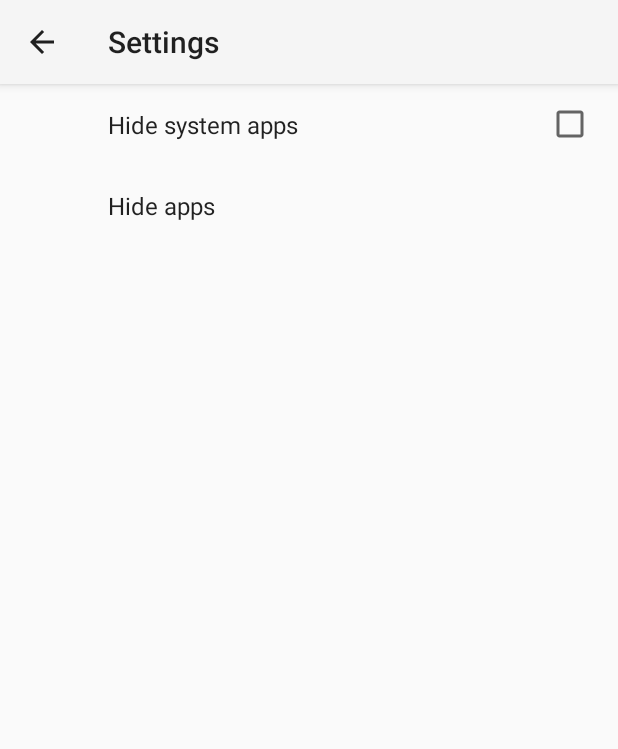
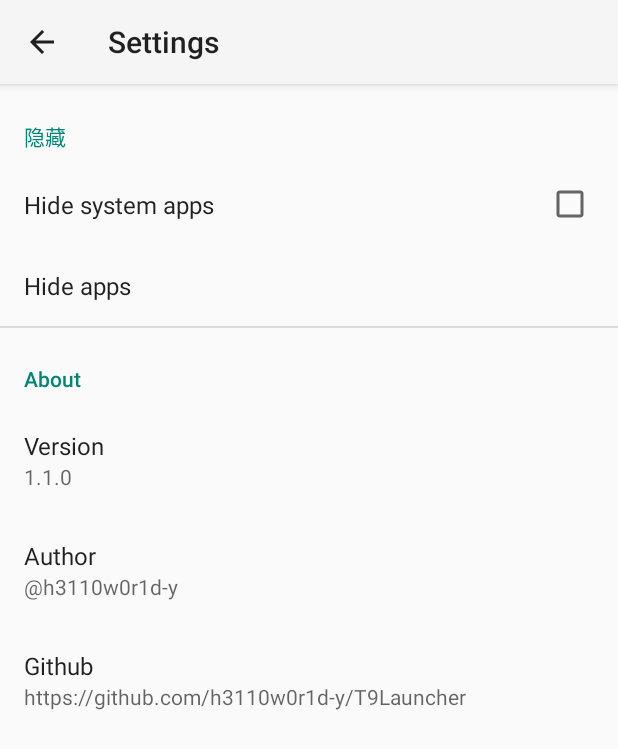
Before and after one commit to h3110w0r1d-y/T9Launcher, an Android app: the SettingsActivity screen opened directly, with no data from a screen before it, on a phone screen of 412 x 824 dp. Shown: the top 749 px of the screen. Run offline under Robolectric (Android 15) with nearby library versions, the phone set to English and light mode, and no system bars; our stand-ins replace androidx.preference.

```diff
--- a/app/build.gradle
+++ b/app/build.gradle
@@ -27,8 +27,8 @@ android {
         applicationId "com.h3110w0r1d.t9launcher"
         minSdk 26
         targetSdk 33
-        versionCode 2
-        versionName "1.0.0"
+        versionCode 3
+        versionName "1.1.0"
 
         testInstrumentationRunner "androidx.test.runner.AndroidJUnitRunner"
     }
--- a/app/src/main/java/com/h3110w0r1d/t9launcher/App.java
+++ b/app/src/main/java/com/h3110w0r1d/t9launcher/App.java
@@ -2,15 +2,15 @@ package com.h3110w0r1d.t9launcher;
 
 import android.app.Application;
 
-import com.h3110w0r1d.t9launcher.model.AppListViewModel;
+import com.h3110w0r1d.t9launcher.model.AppViewModel;
 
 public class App extends Application{
 
-	public AppListViewModel appListViewModel;
+	public AppViewModel appViewModel;
 
 	@Override
 	public void onCreate(){
 		super.onCreate();
-		appListViewModel = new AppListViewModel(this);
+		appViewModel = new AppViewModel(this);
 	}
 }
--- a/app/src/main/java/com/h3110w0r1d/t9launcher/InstallReceiver.java
+++ b/app/src/main/java/com/h3110w0r1d/t9launcher/InstallReceiver.java
@@ -8,9 +8,9 @@ public class InstallReceiver extends BroadcastReceiver{
 	@Override
 	public void onReceive(Context context, Intent intent){
 		if(intent.getAction().equals("android.intent.action.PACKAGE_ADDED")){
-			((App)context.getApplicationContext()).appListViewModel.loadAppList(context);
+			((App)context.getApplicationContext()).appViewModel.loadAppList(context);
 		}else if(intent.getAction().equals("android.intent.action.PACKAGE_REMOVED")){
-			((App)context.getApplicationContext()).appListViewModel.loadAppList(context);
+			((App)context.getApplicationContext()).appViewModel.loadAppList(context);
 		}
 	}
 }
--- a/app/src/main/java/com/h3110w0r1d/t9launcher/ui/SettingsActivity.java
+++ b/app/src/main/java/com/h3110w0r1d/t9launcher/ui/SettingsActivity.java
@@ -1,16 +1,23 @@
 package com.h3110w0r1d.t9launcher.ui;
 
 import android.content.Intent;
+import android.net.Uri;
 import android.os.Bundle;
 import android.view.MenuItem;
 
 import androidx.appcompat.app.ActionBar;
 import androidx.appcompat.app.AppCompatActivity;
+import androidx.preference.CheckBoxPreference;
 import androidx.preference.PreferenceFragmentCompat;
 
+import com.h3110w0r1d.t9launcher.App;
 import com.h3110w0r1d.t9launcher.R;
+import com.h3110w0r1d.t9launcher.model.AppViewModel;
+
+import java.util.Objects;
 
 public class SettingsActivity extends AppCompatActivity {
+    private AppViewModel appViewModel;
 
     @Override
     protected void onCreate(Bundle savedInstanceState) {
@@ -26,6 +33,7 @@ public class SettingsActivity extends AppCompatActivity {
         if (actionBar != null) {
             actionBar.setDisplayHomeAsUpEnabled(true);
         }
+        appViewModel = ((App)getApplication()).appViewModel;
     }
 
     public static class SettingsFragment extends PreferenceFragmentCompat {
@@ -35,6 +43,20 @@ public class SettingsActivity extends AppCompatActivity {
             findPreference("hide_app_list").setOnPreferenceClickListener(preference -> {
                 startActivity(new Intent(getActivity(), HideAppActivity.class));
                 return false;
+            });
+            findPreference("hide_system_app").setOnPreferenceChangeListener((preference, newValue) -> {
+                ((App) requireActivity().getApplication()).appViewModel.setHideSystemApp((Boolean) newValue);
+                return false;
+            });
+            findPreference("github").setOnPreferenceClickListener(preference -> {
+                Uri uri = Uri.parse("https://github.com/h3110w0r1d-y/T9Launcher");
+                startActivity(new Intent(Intent.ACTION_VIEW,uri));
+                return true;
+            });
+            findPreference("author").setOnPreferenceClickListener(preference -> {
+                Uri uri = Uri.parse("https://github.com/h3110w0r1d-y");
+                startActivity(new Intent(Intent.ACTION_VIEW,uri));
+                return true;
             });
         }
     }
--- a/app/src/main/res/values/strings.xml
+++ b/app/src/main/res/values/strings.xml
@@ -1,13 +1,7 @@
 <resources>
     <string name="app_name">T9 Launcher</string>
     <string name="title_activity_settings">Settings</string>
-
-    <!-- Preference Titles -->
-
-    <!-- Messages Preferences -->
     <string name="hide_system_app">Hide system apps</string>
-
-    <!-- Sync Preferences -->
     <string name="clear">Clear</string>
     <string name="setting">Setting</string>
     <string name="app_info">App Detail</string>
@@ -16,16 +10,11 @@
     <string name="uninstall_app">Uninstall</string>
     <string name="hide_app_list">Hide apps</string>
     <string name="failed_init_database">Failed to init database, please clear app data</string>
-    <string name="title_activity_hide_app">HideAppActivity</string>
-    <!-- Strings used for fragments for navigation -->
-    <string name="first_fragment_label">First Fragment</string>
-    <string name="second_fragment_label">Second Fragment</string>
-    <string name="next">Next</string>
-    <string name="previous">Previous</string>
+    <string name="search">Search</string>
+    <string name="about">About</string>
+    <string name="author">Author</string>
+    <string name="github">Github</string>
+    <string name="version">Version</string>
+    <string name="donate">Donate</string>
 
-    <string name="hello_first_fragment">Hello first fragment</string>
-    <string name="hello_second_fragment">Hello second fragment. Arg: %1$s</string>
-    <string name="search">Search</string>
-
-    <!-- Messages Preferences -->
 </resources>
--- a/app/src/main/res/xml/root_preferences.xml
+++ b/app/src/main/res/xml/root_preferences.xml
@@ -1,11 +1,35 @@
-<PreferenceScreen
-    xmlns:app="http://schemas.android.com/apk/res-auto">
+<PreferenceScreen xmlns:app="http://schemas.android.com/apk/res-auto">
+    <PreferenceCategory
+        app:iconSpaceReserved="false"
+        app:title="隐藏">
+        <CheckBoxPreference
+            app:iconSpaceReserved="false"
+            app:key="hide_system_app"
+            app:title="@string/hide_system_app" />
+        <Preference
+            app:iconSpaceReserved="false"
+            app:key="hide_app_list"
+            app:title="@string/hide_app_list"/>
+    </PreferenceCategory>
 
-    <CheckBoxPreference
-        app:key="hide_system_app"
-        app:title="@string/hide_system_app" />
-    <Preference
-        app:key="hide_app_list"
-        app:title="@string/hide_app_list"/>
+    <PreferenceCategory
+        app:title="@string/about"
+        app:iconSpaceReserved="false">
+        <Preference
+            app:iconSpaceReserved="false"
+            app:key="version"
+            app:title="@string/version"
+            app:summary="1.1.0"/>
+        <Preference
+            app:iconSpaceReserved="false"
+            app:key="author"
+            app:title="@string/author"
+            app:summary="\@h3110w0r1d-y"/>
+        <Preference
+            app:iconSpaceReserved="false"
+            app:key="github"
+            app:title="@string/github"
+            app:summary="https://github.com/h3110w0r1d-y/T9Launcher"/>
+    </PreferenceCategory>
 
 </PreferenceScreen>
```
Also changed, not shown: app/src/main/java/com/h3110w0r1d/t9launcher/model/AppViewModel.java (renamed from app/src/main/java/com/h3110w0r1d/t9launcher/model/AppListViewModel.java, +30 -9 lines), app/src/main/java/com/h3110w0r1d/t9launcher/ui/HideAppActivity.java (+11 -11 lines), app/src/main/java/com/h3110w0r1d/t9launcher/ui/MainActivity.java (+40 -15 lines), app/src/main/res/drawable/github_line.xml (added, +9 -0 lines), app/src/main/res/layout/hide_app_list_item.xml (+5 -3 lines), 2 other files.
